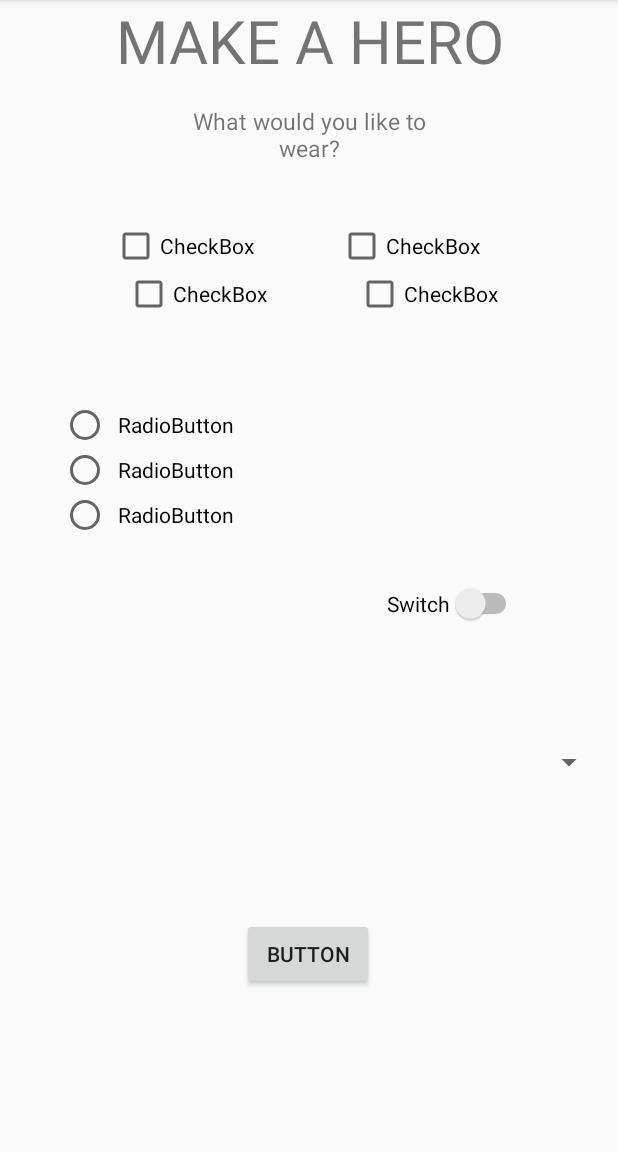
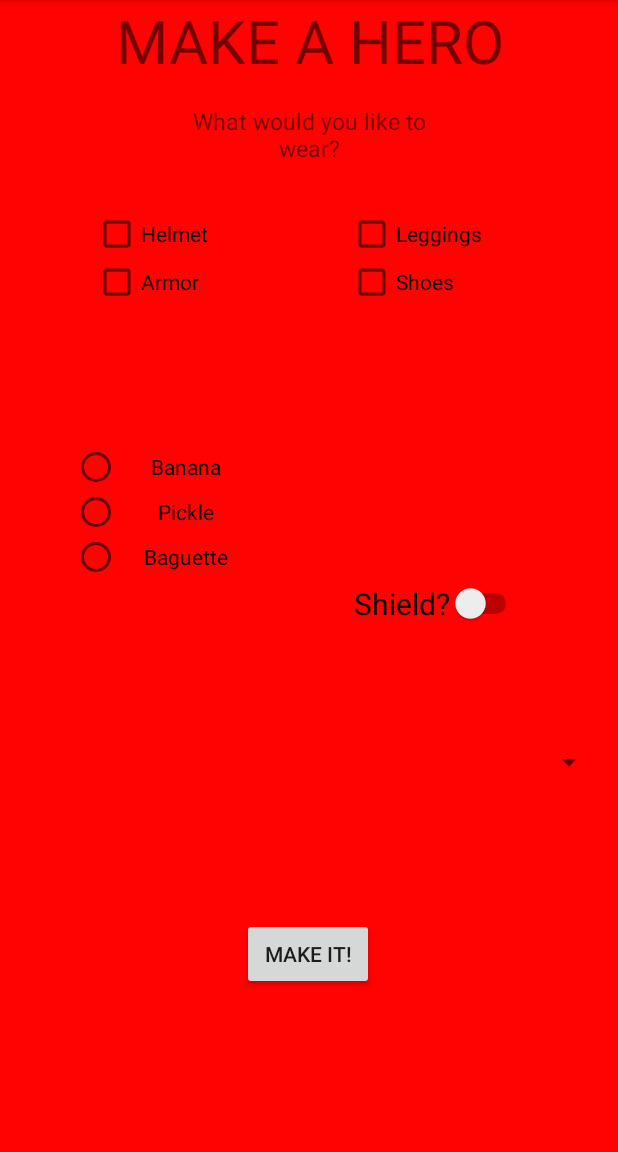
Before and after one commit to Tommy-Koder/ToolBoxKovathana, an Android app: the screen it shows after launch (MainActivity), on a phone screen of 412 x 824 dp, the part 84-1236 px from its top. Run offline under Robolectric (Android 15) with nearby library versions, the phone set to English and light mode, and no system bars.

Commit message:
enhanced constraints

```diff
--- a/app/src/main/res/layout/activity_main.xml
+++ b/app/src/main/res/layout/activity_main.xml
@@ -4,7 +4,9 @@
     xmlns:tools="http://schemas.android.com/tools"
     android:layout_width="match_parent"
     android:layout_height="match_parent"
-    tools:context=".MainActivity">
+    tools:context=".MainActivity"
+    android:orientation="vertical"
+    android:background="@color/background">
 
     <TextView
         android:id="@+id/textView"
@@ -33,10 +35,11 @@
         android:id="@+id/checkBoxHelmet"
         android:layout_width="wrap_content"
         android:layout_height="wrap_content"
-        android:layout_marginStart="8dp"
-        android:layout_marginTop="148dp"
-        android:layout_marginEnd="56dp"
-        android:text="CheckBox"
+        android:layout_marginTop="140dp"
+        android:layout_marginEnd="@dimen/betweenCheckBoxes"
+        android:width="@dimen/checkboxWidth"
+        android:height="@dimen/checkboxLength"
+        android:text="Helmet"
         app:layout_constraintEnd_toStartOf="@+id/checkBoxLeggings"
         app:layout_constraintHorizontal_bias="1.0"
         app:layout_constraintStart_toStartOf="parent"
@@ -46,11 +49,13 @@
         android:id="@+id/checkBoxArmor"
         android:layout_width="wrap_content"
         android:layout_height="wrap_content"
-        android:layout_marginStart="8dp"
-        android:layout_marginEnd="56dp"
-        android:text="CheckBox"
+        android:layout_marginTop="0dp"
+        android:layout_marginEnd="@dimen/betweenCheckBoxes"
+        android:width="@dimen/checkboxWidth"
+        android:height="@dimen/checkboxLength"
+        android:text="Armor"
         app:layout_constraintEnd_toStartOf="@+id/checkBoxShoes"
-        app:layout_constraintHorizontal_bias="0.958"
+        app:layout_constraintHorizontal_bias="1.0"
         app:layout_constraintStart_toStartOf="parent"
         app:layout_constraintTop_toBottomOf="@+id/checkBoxHelmet" />
 
@@ -58,28 +63,33 @@
         android:id="@+id/checkBoxLeggings"
         android:layout_width="wrap_content"
         android:layout_height="wrap_content"
-        android:layout_marginTop="148dp"
-        android:layout_marginEnd="92dp"
-        android:text="CheckBox"
+        android:layout_marginTop="140dp"
+        android:layout_marginEnd="@dimen/marginLeftCheckBoxes"
+        android:width="@dimen/checkboxWidth"
+        android:height="@dimen/checkboxLength"
+        android:text="Leggings"
         app:layout_constraintEnd_toEndOf="parent"
-        app:layout_constraintTop_toTopOf="parent" />
+        app:layout_constraintTop_toTopOf="parent"
+        />
 
     <CheckBox
         android:id="@+id/checkBoxShoes"
         android:layout_width="wrap_content"
         android:layout_height="wrap_content"
-        android:layout_marginEnd="80dp"
-        android:text="CheckBox"
+        android:layout_marginEnd="@dimen/marginLeftCheckBoxes"
+        android:text="Shoes"
+        android:width="@dimen/checkboxWidth"
+        android:height="@dimen/checkboxLength"
         app:layout_constraintEnd_toEndOf="parent"
         app:layout_constraintTop_toBottomOf="@+id/checkBoxLeggings" />
 
     <RadioButton
-        android:id="@+id/radioButton"
+        android:id="@+id/wBanana"
         android:layout_width="@dimen/checkboxWidth"
         android:layout_height="@dimen/checkboxLength"
         android:width="@dimen/checkboxWidth"
         android:height="@dimen/checkboxLength"
-        android:text="RadioButton"
+        android:text="Banana"
         android:layout_marginTop="@dimen/radioMargin"
         android:gravity="center"
         app:layout_constraintEnd_toEndOf="@+id/radioGroup"
@@ -88,42 +98,42 @@
         app:layout_constraintTop_toTopOf="@+id/radioGroup" />
 
     <RadioButton
-        android:id="@+id/radioButton2"
+        android:id="@+id/wPickle"
         android:layout_width="@dimen/checkboxWidth"
         android:layout_height="@dimen/checkboxLength"
         android:layout_marginTop="@dimen/radioMargin"
         android:width="@dimen/checkboxWidth"
         android:height="@dimen/checkboxLength"
-        android:text="RadioButton"
+        android:text="Pickle"
         android:gravity="center"
         app:layout_constraintEnd_toEndOf="@+id/radioGroup"
         app:layout_constraintStart_toStartOf="@+id/radioGroup"
-        app:layout_constraintTop_toBottomOf="@+id/radioButton" />
+        app:layout_constraintTop_toBottomOf="@+id/wBanana" />
 
     <RadioButton
-        android:id="@+id/radioButton3"
+        android:id="@+id/wBaguette"
         android:layout_width="@dimen/checkboxWidth"
         android:layout_height="@dimen/checkboxLength"
         android:layout_marginTop="@dimen/radioMargin"
         android:width="@dimen/checkboxWidth"
         android:height="@dimen/checkboxLength"
-        android:text="RadioButton"
+        android:text="Baguette"
         android:gravity="center"
         app:layout_constraintBottom_toBottomOf="@+id/radioGroup"
         app:layout_constraintEnd_toEndOf="@+id/radioGroup"
         app:layout_constraintStart_toStartOf="@+id/radioGroup"
-        app:layout_constraintTop_toBottomOf="@+id/radioButton2" />
+        app:layout_constraintTop_toBottomOf="@+id/wPickle" />
 
     <RadioGroup
         android:id="@+id/radioGroup"
         android:layout_width="@dimen/radioGroupWidth"
         android:layout_height="@dimen/radioGroupLength"
-        android:layout_marginTop="268dp"
+        android:layout_marginTop="296dp"
         android:layout_marginEnd="8dp"
         android:width="@dimen/checkboxWidth"
         android:height="@dimen/checkboxLength"
         app:layout_constraintEnd_toEndOf="parent"
-        app:layout_constraintHorizontal_bias="0.144"
+        app:layout_constraintHorizontal_bias="0.169"
         app:layout_constraintStart_toStartOf="parent"
         app:layout_constraintTop_toTopOf="parent" />
 
@@ -133,7 +143,8 @@
         android:layout_height="wrap_content"
         android:layout_marginEnd="64dp"
         android:layout_marginBottom="352dp"
-        android:text="Switch"
+        android:textSize="20sp"
+        android:text="Shield?"
         app:layout_constraintBottom_toBottomOf="parent"
         app:layout_constraintEnd_toEndOf="parent" />
 
@@ -144,14 +155,14 @@
         android:layout_marginStart="8dp"
         android:layout_marginEnd="8dp"
         android:layout_marginBottom="108dp"
-        android:text="Button"
+        android:text="Make it!"
         app:layout_constraintBottom_toBottomOf="parent"
         app:layout_constraintEnd_toEndOf="parent"
         app:layout_constraintHorizontal_bias="0.498"
         app:layout_constraintStart_toStartOf="parent" />
 
     <Spinner
-        android:id="@+id/spinner2"
+        android:id="@+id/character"
         android:layout_width="395dp"
         android:layout_height="wrap_content"
         android:layout_marginStart="8dp"
--- a/app/src/main/res/values/colors.xml
+++ b/app/src/main/res/values/colors.xml
@@ -3,4 +3,5 @@
     <color name="colorPrimary">#008577</color>
     <color name="colorPrimaryDark">#00574B</color>
     <color name="colorAccent">#D81B60</color>
+    <color name="background">#FF0202</color>
 </resources>
--- a/app/src/main/res/values/dimens.xml
+++ b/app/src/main/res/values/dimens.xml
@@ -8,6 +8,9 @@
     <dimen name="checkboxLength">30dp</dimen>
     <dimen name="radioGroupWidth">120dp</dimen>
     <dimen name="radioGroupLength">90dp</dimen>
+    <dimen name="betweenCheckBoxes">50dp</dimen>
+    <dimen name="marginLeftCheckBoxes">60dp</dimen>
+
 
 
 
--- a/app/src/main/res/values/styles.xml
+++ b/app/src/main/res/values/styles.xml
@@ -7,5 +7,9 @@
         <item name="colorPrimaryDark">@color/colorPrimaryDark</item>
         <item name="colorAccent">@color/colorAccent</item>
     </style>
-
+    <!--
+    <style name="CheckBox" parent="Theme.AppCompat.Light.DarkActionBar">
+        <item name="box"></item>
+    </style>
+    -->
 </resources>
```
